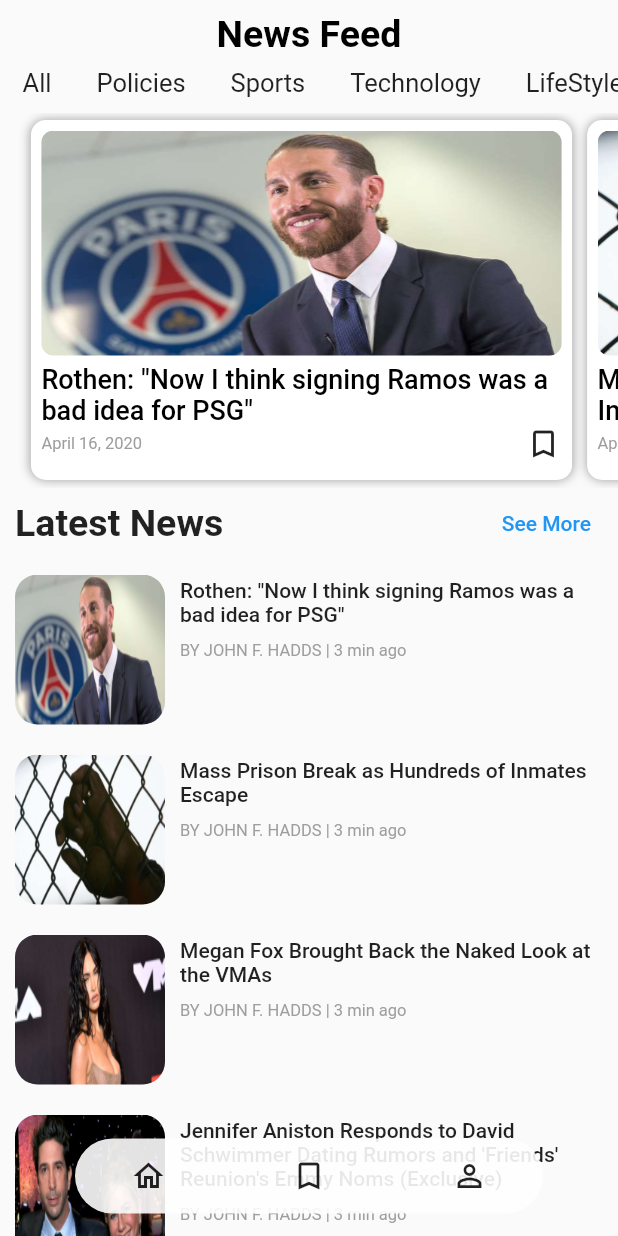
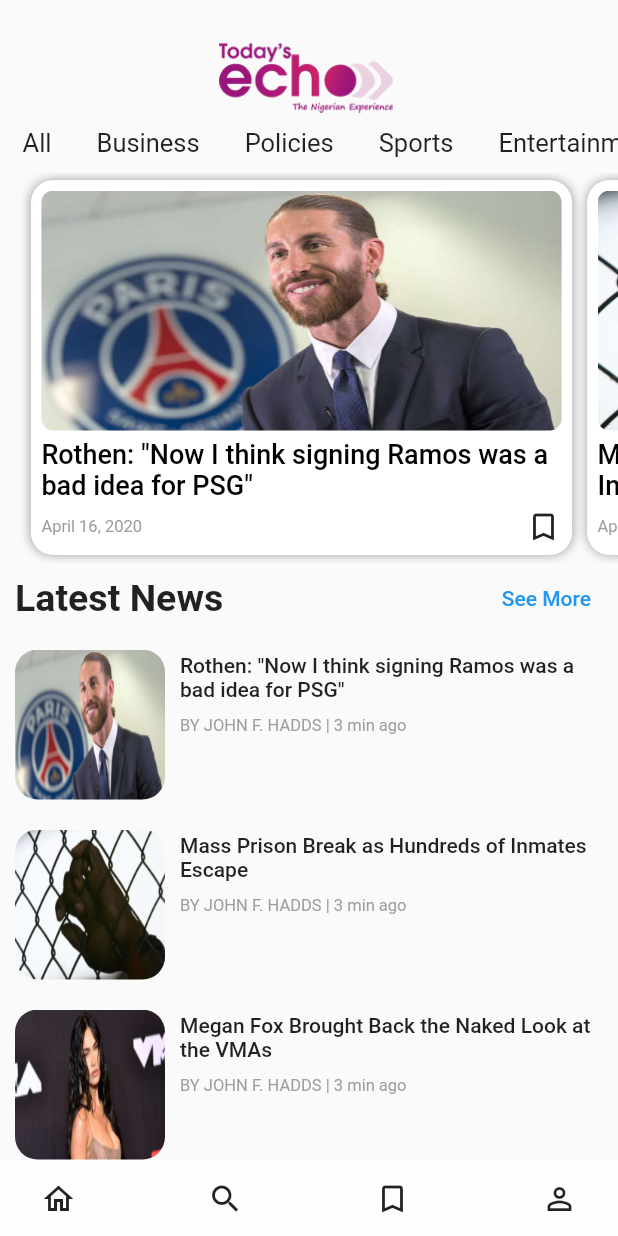
Before and after one commit to Onwuagba/todaysecho, a Flutter app: the screen it shows after launch, on a phone screen of 412 x 824 dp. Run offline on Flutter 3.47's test engine with Material 2 defaults, Android fonts, the light colour scheme and no system bars.

Commit message:
Update on the Home Screen and Sign Up

```diff
--- a/lib/config/palette.dart
+++ b/lib/config/palette.dart
@@ -10,7 +10,7 @@
 
 ButtonStyle verificationButton(BuildContext context) {
   return TextButton.styleFrom(
-    fixedSize: Size(screenSizeWidth(context) - 60, 55),
+    fixedSize: Size(screenSizeWidth(context) - 40, 55),
     backgroundColor: Colors.black,
     shape: RoundedRectangleBorder(
         borderRadius: BorderRadius.only(
--- a/lib/screens/home_screen.dart
+++ b/lib/screens/home_screen.dart
@@ -11,44 +11,141 @@
   PageController pageController = PageController(viewportFraction: 0.9);
   List<String> sections = [
     "All",
+    "Business",
     "Policies",
     "Sports",
+    "Entertainment",
+    "LifeStyle",
     "Technology",
-    "LifeStyle",
     "Photography",
-    "Entertainment"
   ];
 
   @override
   Widget build(BuildContext context) {
-    return SafeArea(
-      child: Container(
-        height: screenSizeHeight(context),
-        width: screenSizeWidth(context),
+    return Expanded(
       child: Column(
         children: [
-            Padding(
-              padding: const EdgeInsets.all(8.0),
-              child: Text("News Feed",
-                  style: TextStyle(
-                      color: Colors.black,
-                      fontSize: 25,
-                      fontWeight: FontWeight.w600)),
-            ),
+          _header(),
           _newsSections(context),
           Expanded(
             child: Scrollbar(
-                child: ListView(
+              child: SingleChildScrollView(
+                  child: Column(
                 children: [
                   _newsViewFeed(context),
                   _latestNewsHeader(),
                   _latestNews()
                 ],
-                ),
+              )),
             ),
           ),
         ],
       ),
+    );
+  }
+
+  Padding _header() {
+    return Padding(
+      padding: const EdgeInsets.only(top: 25, bottom: 10),
+      child: Image(
+        image: AssetImage("assets/images/todays_echo.png"),
+        height: 50,
+      ),
+    );
+  }
+
+  Container _newsSections(BuildContext context) {
+    return Container(
+      width: screenSizeWidth(context),
+      height: 20,
+      child: ListView.builder(
+        scrollDirection: Axis.horizontal,
+        itemCount: sections.length,
+        itemBuilder: (context, index) {
+          return Padding(
+            padding: const EdgeInsets.symmetric(horizontal: 15),
+            child: Text(
+              sections[index],
+              style: TextStyle(fontSize: 17),
+            ),
+          );
+        },
+      ),
+    );
+  }
+
+  Container _newsViewFeed(BuildContext context) {
+    return Container(
+        margin: EdgeInsets.only(top: 10),
+        height: 260,
+        child: PageView.builder(
+          controller: pageController,
+          itemCount: data.length,
+          itemBuilder: (context, index) {
+            return Center(
+              child: Container(
+                padding: EdgeInsets.all(7),
+                margin: EdgeInsets.only(right: 10),
+                decoration: BoxDecoration(
+                  color: Colors.white,
+                  borderRadius: BorderRadius.all(Radius.circular(15)),
+                  boxShadow: [BoxShadow(color: Colors.grey, blurRadius: 5)],
+                ),
+                height: 250,
+                child: Column(
+                  crossAxisAlignment: CrossAxisAlignment.start,
+                  children: [
+                    Container(
+                      height: 160,
+                      decoration: BoxDecoration(
+                          borderRadius: BorderRadius.all(Radius.circular(8)),
+                          image: DecorationImage(
+                              fit: BoxFit.fill,
+                              image: AssetImage(
+                                  'assets/images/${data[index].image}'))),
+                    ),
+                    Padding(
+                      padding: const EdgeInsets.symmetric(vertical: 5),
+                      child: Text(
+                        data[index].title ?? "No Title",
+                        overflow: TextOverflow.ellipsis,
+                        maxLines: 2,
+                        style: TextStyle(
+                            color: Colors.black,
+                            fontSize: 18,
+                            fontWeight: FontWeight.w500),
+                      ),
+                    ),
+                    Row(
+                      mainAxisAlignment: MainAxisAlignment.spaceBetween,
+                      children: [
+                        Text(
+                          "April 16, 2020",
+                          style: TextStyle(color: Colors.grey, fontSize: 11),
+                        ),
+                        Icon(Icons.bookmark_outline)
+                      ],
+                    )
+                  ],
+                ),
+              ),
+            );
+          },
+        ));
+  }
+
+  Padding _latestNewsHeader() {
+    return Padding(
+      padding: const EdgeInsets.symmetric(horizontal: 10),
+      child: Row(
+        mainAxisAlignment: MainAxisAlignment.spaceBetween,
+        children: [
+          Text(
+            "Latest News",
+            style: TextStyle(fontSize: 25, fontWeight: FontWeight.w600),
+          ),
+          TextButton(onPressed: () {}, child: Text("See More"))
+        ],
       ),
     );
   }
@@ -98,97 +195,4 @@
       }).toList(),
     ));
   }
-
-  Padding _latestNewsHeader() {
-    return Padding(
-      padding: const EdgeInsets.symmetric(horizontal: 10),
-      child: Row(
-        mainAxisAlignment: MainAxisAlignment.spaceBetween,
-        children: [
-          Text(
-            "Latest News",
-            style: TextStyle(fontSize: 25, fontWeight: FontWeight.w600),
-          ),
-          TextButton(onPressed: () {}, child: Text("See More"))
-        ],
-      ),
-    );
 }
-
-  Container _newsSections(BuildContext context) {
-    return Container(
-      width: screenSizeWidth(context),
-      height: 30,
-      child: ListView.builder(
-        scrollDirection: Axis.horizontal,
-        itemCount: sections.length,
-        itemBuilder: (context, index) {
-          return Padding(
-            padding: const EdgeInsets.symmetric(horizontal: 15),
-            child: Text(
-              sections[index],
-              style: TextStyle(fontSize: 17),
-            ),
-          );
-        },
-      ),
-    );
-  }
-
-  Container _newsViewFeed(BuildContext context) {
-    return Container(
-        height: 250,
-        child: PageView.builder(
-          controller: pageController,
-          itemCount: data.length,
-          itemBuilder: (context, index) {
-            return Center(
-              child: Container(
-                padding: EdgeInsets.all(7),
-                margin: EdgeInsets.only(right: 10),
-                decoration: BoxDecoration(
-                  color: Colors.white,
-                  borderRadius: BorderRadius.all(Radius.circular(10)),
-                  boxShadow: [BoxShadow(color: Colors.grey, blurRadius: 5)],
-                ),
-                height: 240,
-                child: Column(
-                  crossAxisAlignment: CrossAxisAlignment.start,
-                  children: [
-                    Container(
-                      height: 150,
-                      margin: EdgeInsets.only(bottom: 5),
-                      decoration: BoxDecoration(
-                          borderRadius: BorderRadius.all(Radius.circular(8)),
-                          image: DecorationImage(
-                              fit: BoxFit.fill,
-                              image: AssetImage(
-                                  'assets/images/${data[index].image}'))),
-                    ),
-                    Text(
-                      data[index].title ?? "No Title",
-                      overflow: TextOverflow.ellipsis,
-                      maxLines: 2,
-                      style: TextStyle(
-                          color: Colors.black,
-                          fontSize: 18,
-                          fontWeight: FontWeight.w500),
-                    ),
-                    Row(
-                      mainAxisAlignment: MainAxisAlignment.spaceBetween,
-                      children: [
-                        Text(
-                          "April 16, 2020",
-                          style: TextStyle(color: Colors.grey, fontSize: 11),
-                        ),
-                        Icon(Icons.bookmark_outline)
-                      ],
-                    )
-                  ],
-                ),
-              ),
-            );
-          },
-        ));
-  }
-}
--- a/lib/screens/main_screens.dart
+++ b/lib/screens/main_screens.dart
@@ -15,8 +15,7 @@
   Widget build(BuildContext context) {
     return Scaffold(
       body: Consumer<AppProvider>(builder: (context, app, snapshot) {
-        return Stack(
-          alignment: AlignmentDirectional.bottomCenter,
+        return Column(
           children: [app.screen, _navigationBar(context)],
         );
       }),
@@ -26,13 +25,11 @@
   Container _navigationBar(BuildContext context) {
     AppProvider _appProvider = Provider.of<AppProvider>(context, listen: false);
     return Container(
-      margin: EdgeInsets.only(bottom: 15),
-      padding: EdgeInsets.symmetric(horizontal: 25),
+      padding: EdgeInsets.symmetric(horizontal: 15),
       height: 50,
-      width: screenSizeWidth(context) - 100,
+      width: screenSizeWidth(context),
       decoration: BoxDecoration(
         color: Color(0xe3ffffff),
-        borderRadius: BorderRadius.all(Radius.circular(25)),
       ),
       child: Row(
         mainAxisAlignment: MainAxisAlignment.spaceBetween,
@@ -45,6 +42,7 @@
               _appProvider.changeScreen(HomeScreen());
             },
           ),
+          IconButton(icon: Icon(Icons.search), onPressed: () {}),
           IconButton(
             icon: Icon(_appProvider.screen.toString() == "BookMarkScreen"
                 ? Icons.bookmark
```
Also changed, not shown: lib/screens/login_screen.dart (+11 -4 lines), lib/screens/signup_screen.dart (+18 -9 lines), assets/images/todays_echo.png (added). Lines whose indentation alone changed are shown as unchanged.
